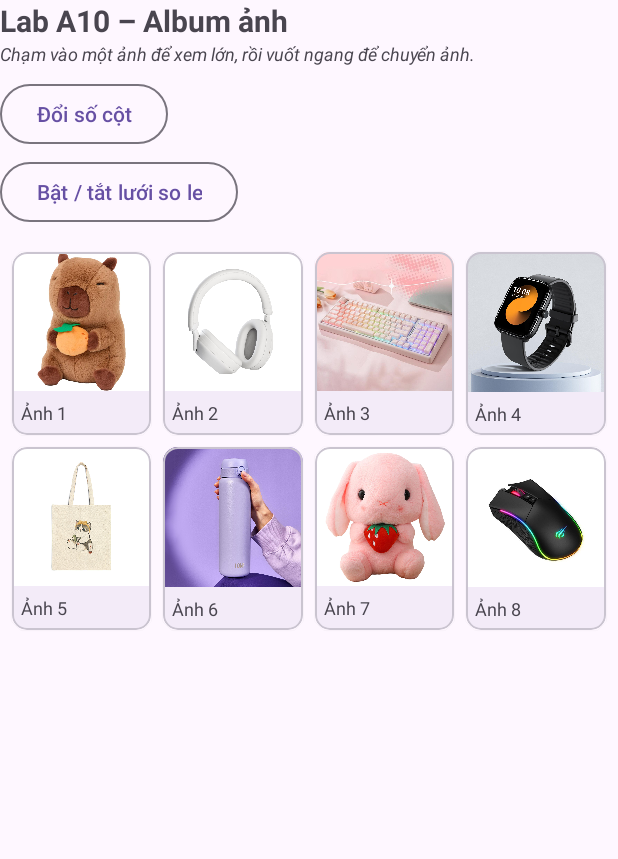
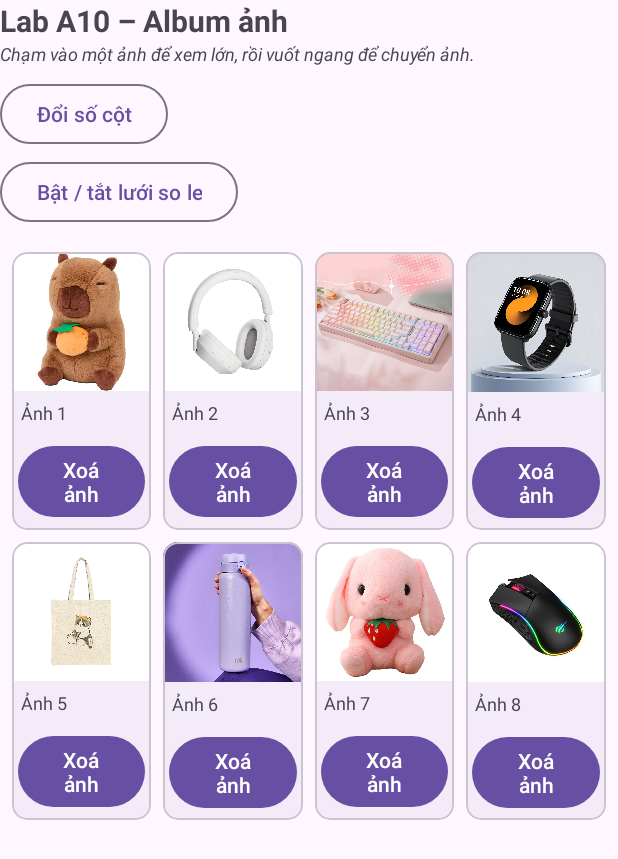
Before and after one commit to HTham326/A10_241A010134, an Android app: the screen it shows after launch (MainActivity), after a tap on "Đổi số cột", on a phone screen of 412 x 824 dp. Shown: the top 859 px of the screen. Run offline under Robolectric (Android 15) with nearby library versions, the phone set to English and light mode, and no system bars.

Commit message:
A10: NC4 - Them nut xoa anh dung notifyItemRemoved

```diff
--- a/app/src/main/java/vn/edu/vhu/ltdd/a10gallery/AnhAdapter.java
+++ b/app/src/main/java/vn/edu/vhu/ltdd/a10gallery/AnhAdapter.java
@@ -4,6 +4,7 @@ import android.util.Log;
 import android.view.LayoutInflater;
 import android.view.View;
 import android.view.ViewGroup;
+import android.widget.Button;
 import android.widget.ImageView;
 import android.widget.TextView;
 
@@ -28,25 +29,33 @@ public class AnhAdapter extends RecyclerView.Adapter<AnhAdapter.AnhViewHolder> {
         void onAnhClick(int viTri);
     }
 
+    public interface OnAnhDeleteListener {
+        void onAnhDelete(int viTri);
+    }
+
     static class AnhViewHolder extends RecyclerView.ViewHolder {
         final ImageView imgAnh;
         final TextView tvChuThich;
+        final Button btnXoaAnh;
 
         AnhViewHolder(@NonNull View itemView) {
             super(itemView);
             imgAnh = itemView.findViewById(R.id.imgAnh);
             tvChuThich = itemView.findViewById(R.id.tvChuThich);
+            btnXoaAnh = itemView.findViewById(R.id.btnXoaAnh);
         }
     }
 
-    private final int[] anh;
+    private final List<Integer> anh;
     private final List<String> chuThich;
     private final OnAnhClickListener listener;
+    private final OnAnhDeleteListener deleteListener;
 
-    public AnhAdapter(int[] anh, List<String> chuThich, OnAnhClickListener listener) {
+    public AnhAdapter(List<Integer> anh, List<String> chuThich, OnAnhClickListener listener, OnAnhDeleteListener deleteListener) {
         this.anh = anh;
         this.chuThich = chuThich;
         this.listener = listener;
+        this.deleteListener = deleteListener;
     }
 
     /** Được gọi khi cần MỘT ô mới. Số lần gọi chỉ bằng số ô nhìn thấy, không phải số ảnh. */
@@ -70,7 +79,7 @@ public class AnhAdapter extends RecyclerView.Adapter<AnhAdapter.AnhViewHolder> {
 //                        + System.identityHashCode(holder)
 //                        + " - Vị trí: " + position);
 
-        holder.imgAnh.setImageResource(anh[position]);
+        holder.imgAnh.setImageResource(anh.get(position));
         holder.tvChuThich.setText(chuThich.get(position));
 
         // Dùng getBindingAdapterPosition(), KHÔNG dùng biến position,
@@ -79,10 +88,18 @@ public class AnhAdapter extends RecyclerView.Adapter<AnhAdapter.AnhViewHolder> {
             int p = holder.getBindingAdapterPosition();
             if (p != RecyclerView.NO_POSITION) listener.onAnhClick(p);
         });
+
+        holder.btnXoaAnh.setOnClickListener(v -> {
+           int viTri = holder.getBindingAdapterPosition();
+
+           if(viTri != RecyclerView.NO_POSITION) {
+               deleteListener.onAnhDelete(viTri);
+           }
+        });
     }
 
     @Override
     public int getItemCount() {
-        return anh.length;
+        return anh.size();
     }
 }
--- a/app/src/main/java/vn/edu/vhu/ltdd/a10gallery/MainActivity.java
+++ b/app/src/main/java/vn/edu/vhu/ltdd/a10gallery/MainActivity.java
@@ -25,9 +25,18 @@ public class MainActivity extends AppCompatActivity {
     public static final String EXTRA_VI_TRI = "extra_vi_tri";
 
     /** Danh sách ảnh dùng chung cho cả hai màn hình. */
-    public static final int[] ANH = {
-            R.drawable.p1, R.drawable.p2, R.drawable.p3, R.drawable.p4,
-            R.drawable.p5, R.drawable.p6, R.drawable.p7, R.drawable.p8,
+    public static final List<Integer> ANH = new ArrayList<>(
+            java.util.Arrays.asList(
+                    R.drawable.p1,
+                    R.drawable.p2,
+                    R.drawable.p3,
+                    R.drawable.p4,
+                    R.drawable.p5,
+                    R.drawable.p6,
+                    R.drawable.p7,
+                    R.drawable.p8
+            )
+    );
 //            R.drawable.p9, R.drawable.p10, R.drawable.p11, R.drawable.p12,
 //
 //            //Tăng ảnh lần 1
@@ -39,9 +48,7 @@ public class MainActivity extends AppCompatActivity {
 //            R.drawable.p1, R.drawable.p2, R.drawable.p3, R.drawable.p4,
 //            R.drawable.p5, R.drawable.p6, R.drawable.p7, R.drawable.p8,
 //            R.drawable.p9, R.drawable.p10, R.drawable.p11, R.drawable.p12,
-    };
-
-    private final List<String> chuThich = new ArrayList<>();
+private final List<String> chuThich = new ArrayList<>();
     private AnhAdapter adapter;
     private boolean dangDungLuoiSoLe = false;
 
@@ -56,7 +63,7 @@ public class MainActivity extends AppCompatActivity {
             return insets;
         });
 
-        for (int i = 0; i < ANH.length; i++) {
+        for (int i = 0; i < ANH.size(); i++) {
             chuThich.add(getString(R.string.anh_so, i + 1));
         }
 
@@ -76,7 +83,17 @@ public class MainActivity extends AppCompatActivity {
             Intent i = new Intent(this, ViewerActivity.class);
             i.putExtra(EXTRA_VI_TRI, viTri);
             startActivity(i);
-        });
+        },
+                // Sự kiện xoá ảnh
+                viTri -> {
+            Log.d(TAG, "Xoá ảnh tại vị trí " + viTri);
+
+            ANH.remove(viTri);
+            chuThich.remove(viTri);
+
+            adapter.notifyItemRemoved(viTri);
+            adapter.notifyItemRangeChanged(viTri, ANH.size() - viTri);
+                });
         rv.setAdapter(adapter);
 
         Button btnDoiCot = findViewById(R.id.btnDoiCot);
--- a/app/src/main/java/vn/edu/vhu/ltdd/a10gallery/ViewerActivity.java
+++ b/app/src/main/java/vn/edu/vhu/ltdd/a10gallery/ViewerActivity.java
@@ -52,6 +52,6 @@ public class ViewerActivity extends AppCompatActivity {
     }
 
     private void capNhatChiSo(int viTri) {
-        tvChiSo.setText(getString(R.string.chi_so, viTri + 1, MainActivity.ANH.length));
+        tvChiSo.setText(getString(R.string.chi_so, viTri + 1, MainActivity.ANH.size()));
     }
 }
--- a/app/src/main/res/layout/item_anh.xml
+++ b/app/src/main/res/layout/item_anh.xml
@@ -33,5 +33,13 @@
             android:maxLines="1"
             android:padding="6dp"
             android:textSize="12sp" />
+
+        <Button
+            android:id="@+id/btnXoaAnh"
+            android:layout_width="match_parent"
+            android:layout_height="wrap_content"
+            android:layout_margin="4dp"
+            android:text="Xoá ảnh"
+            android:textAllCaps="false" />
     </LinearLayout>
 </com.google.android.material.card.MaterialCardView>
```
Also changed, not shown: app/src/main/java/vn/edu/vhu/ltdd/a10gallery/AnhPagerAdapter.java (+18 -7 lines).
